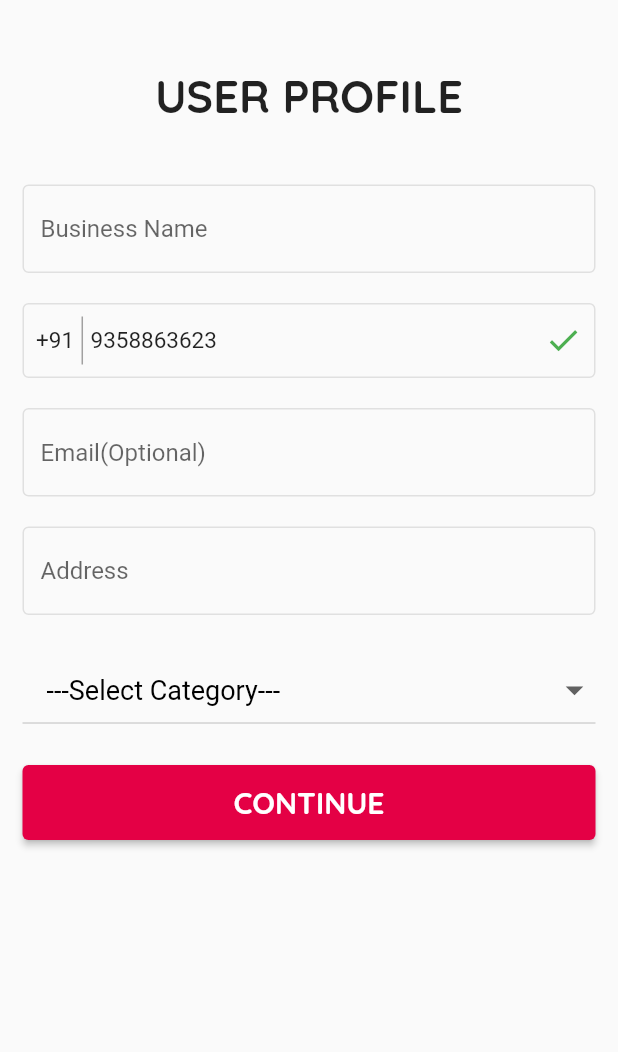
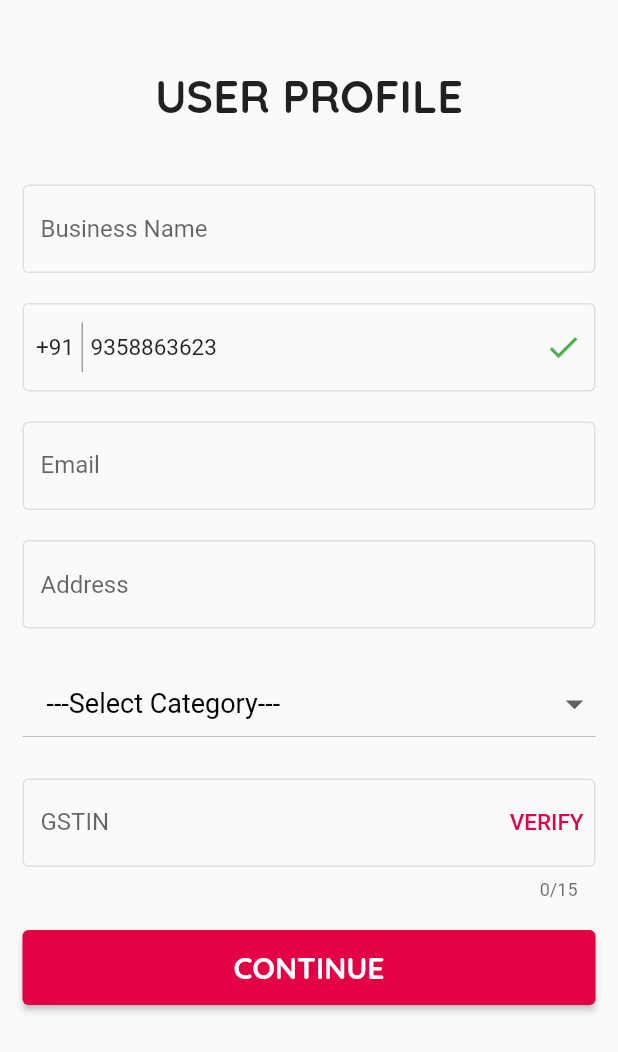
Before and after one commit to nikshit-chauhan/Sheegr, a Flutter app: the ProfileScreen screen opened directly, on a phone screen of 412 x 824 dp. Shown: the top 1052 px of the screen. Run offline on Flutter 3.47's test engine with Material 2 defaults, Android fonts, the phone set to English and light mode, and no system bars; our stand-ins replace firebase_core, get, sizer; accounts and stored records are empty.

Commit message:
feat: added emailController and added GSTIN on profile page

```diff
--- /dev/null
+++ b/lib/Controller/email_controller.dart
@@ -0,0 +1,12 @@
+import 'package:get/get.dart';
+
+class EmailController extends GetxController {
+  RxString email = ''.obs;
+  RxBool showError = false.obs;
+
+  void validateEmail(String value) {
+    final emailRegx = RegExp(
+        r'^[\w-]+(\.[\w-]+)*@[a-zA-Z0-9-]+(\.[a-zA-Z0-9-]+)*(\.[a-zA-Z]{2,})$');
+    showError.value = value.isNotEmpty && !emailRegx.hasMatch(value);
+  }
+}
--- a/lib/View/screens/Profile/profile_screen.dart
+++ b/lib/View/screens/Profile/profile_screen.dart
@@ -1,5 +1,6 @@
 import 'package:flutter/material.dart';
 import 'package:get/get.dart';
+import 'package:sheegr/Controller/email_controller.dart';
 import 'package:sheegr/Resources/Colors.dart';
 import 'package:sheegr/Utils/Widgets/custom_text_filed.dart';
 import 'package:sizer/sizer.dart';
@@ -9,6 +10,8 @@ import '../../../Resources/Strings.dart';
 
 // ignore: must_be_immutable
 class ProfileScreen extends StatelessWidget {
+  final EmailController controller = Get.put(EmailController());
+  final TextEditingController emailController = TextEditingController();
   final TextEditingController nameController = TextEditingController();
   final TextEditingController addressController = TextEditingController();
   List<String> categories = [
@@ -20,6 +23,7 @@ class ProfileScreen extends StatelessWidget {
     'Others',
   ];
   RxString selectedCategory = '---Select Category---'.obs;
+  RxBool showError = false.obs;
 
   ProfileScreen({super.key});
 
@@ -79,7 +83,7 @@ class ProfileScreen extends StatelessWidget {
                       ),
                       Container(
                         width: double.infinity,
-                        height: 50,
+                        height: 59,
                         decoration: BoxDecoration(
                           border: Border.all(color: Colors.grey.shade300),
                           borderRadius: BorderRadius.circular(4),
@@ -124,11 +128,17 @@ class ProfileScreen extends StatelessWidget {
                       const SizedBox(
                         height: 20,
                       ),
-                      TextFormField(
+                      Obx(() {
+                        return TextFormField(
+                          controller: emailController,
                           //TODO: add validator and onChanged
                           textCapitalization: TextCapitalization.none,
                           keyboardType: TextInputType.emailAddress,
                           decoration: InputDecoration(
+                            labelText: 'Email',
+                            errorText: controller.showError.value
+                                ? 'Invalid Email'
+                                : null,
                             enabledBorder: OutlineInputBorder(
                               borderSide: BorderSide(
                                 color: Colors.grey.shade300,
@@ -148,7 +158,12 @@ class ProfileScreen extends StatelessWidget {
                             )),
                             hintText: 'Email(Optional)',
                           ),
-                      ),
+                          onChanged: (value) {
+                            controller.email.value = value;
+                            controller.validateEmail(value);
+                          },
+                        );
+                      }),
                       const SizedBox(
                         height: 20,
                       ),
@@ -187,15 +202,66 @@ class ProfileScreen extends StatelessWidget {
                               return Align(
                                 alignment: Alignment.centerLeft,
                                 child: Padding(
-                                  padding: EdgeInsets.symmetric(horizontal: 16),
+                                  padding: const EdgeInsets.symmetric(
+                                      horizontal: 16),
                                   child: Text(
                                     item,
-                                    style: TextStyle(fontSize: 18),
+                                    style: const TextStyle(fontSize: 18),
                                   ),
                                 ),
                               );
                             }).toList();
                           }),
+                        );
+                      }),
+                      const SizedBox(
+                        height: 20,
+                      ),
+                      Obx(() {
+                        return TextFormField(
+                          textCapitalization: TextCapitalization.characters,
+                          maxLengthEnforcement: MaxLengthEnforcement.enforced,
+                          maxLength: 15,
+                          onChanged: (value) {
+                            if (value.length < 15) {
+                              showError.value = true;
+                            } else {
+                              showError.value = false;
+                            }
+                          },
+                          decoration: InputDecoration(
+                            suffixIcon: TextButton(
+                              //TODO: validate the GSTIN with GST Api
+                              onPressed: () {},
+                              child: const Text(
+                                'VERIFY',
+                                style: TextStyle(
+                                    fontSize: 15, color: colorPrimary),
+                              ),
+                            ),
+                            errorText: showError.value
+                                ? 'Enter a valid 15 character GST Number!'
+                                : null,
+                            labelText: 'GSTIN',
+                            enabledBorder: OutlineInputBorder(
+                              borderSide: BorderSide(
+                                color: Colors.grey.shade300,
+                              ),
+                            ),
+                            focusedBorder: OutlineInputBorder(
+                                borderSide: BorderSide(
+                              color: Colors.grey.shade300,
+                            )),
+                            focusedErrorBorder: OutlineInputBorder(
+                                borderSide: BorderSide(
+                              color: Colors.grey.shade300,
+                            )),
+                            errorBorder: OutlineInputBorder(
+                                borderSide: BorderSide(
+                              color: Colors.grey.shade300,
+                            )),
+                            hintText: 'GST Number',
+                          ),
                         );
                       }),
                       const SizedBox(
```
Lines whose indentation alone changed are shown as unchanged.
